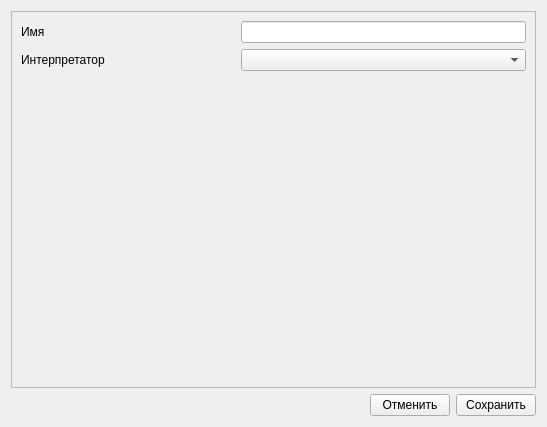
The window that IDE_FRL/IDE_FRL/Project/ProjectEditorWidget.ui (BlackPhantomCoder/IDE_FRL) describes before a commit, drawn with Qt 5.
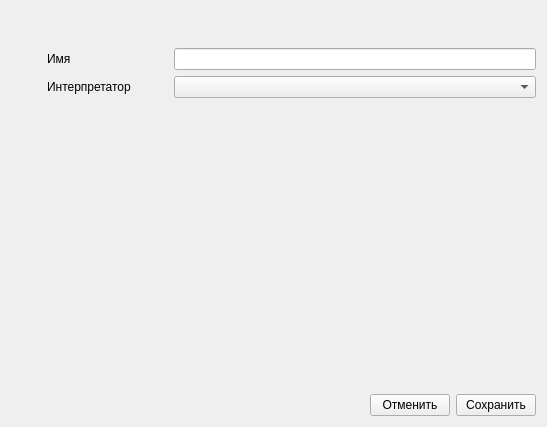
The same window after the commit.

```diff
--- a/IDE_FRL/IDE_FRL/Project/ProjectEditorWidget.ui
+++ b/IDE_FRL/IDE_FRL/Project/ProjectEditorWidget.ui
@@ -16,94 +16,30 @@
   <property name="windowTitle">
    <string>Настройки проекта</string>
   </property>
-  <layout class="QVBoxLayout" name="verticalLayout_2">
+  <layout class="QVBoxLayout" name="verticalLayout" stretch="1,10">
    <item>
-    <widget class="QScrollArea" name="scrollArea">
-     <property name="widgetResizable">
-      <bool>true</bool>
-     </property>
-     <widget class="QWidget" name="scrollAreaWidgetContents">
-      <property name="geometry">
-       <rect>
-        <x>0</x>
-        <y>0</y>
-        <width>523</width>
-        <height>369</height>
-       </rect>
-      </property>
-      <layout class="QVBoxLayout" name="verticalLayout">
-       <item>
-        <layout class="QHBoxLayout" name="horizontalLayout_3" stretch="2,1,4">
-         <item>
-          <widget class="QLabel" name="label">
-           <property name="text">
-            <string>Имя</string>
-           </property>
-          </widget>
-         </item>
-         <item>
-          <spacer name="horizontalSpacer">
+    <spacer name="verticalSpacer_2">
            <property name="orientation">
-            <enum>Qt::Horizontal</enum>
+      <enum>Qt::Vertical</enum>
            </property>
            <property name="sizeHint" stdset="0">
             <size>
-             <width>40</width>
-             <height>20</height>
+       <width>20</width>
+       <height>40</height>
             </size>
            </property>
           </spacer>
          </item>
          <item>
-          <widget class="QLineEdit" name="name_input"/>
-         </item>
-        </layout>
-       </item>
-       <item>
-        <layout class="QHBoxLayout" name="horizontalLayout_2" stretch="2,1,4">
-         <item>
+    <layout class="QGridLayout" name="gridLayout" rowstretch="0,0,0,0" columnstretch="1,1,1,10">
+     <item row="1" column="1">
           <widget class="QLabel" name="label_2">
            <property name="text">
             <string>Интерпретатор</string>
            </property>
           </widget>
          </item>
-         <item>
-          <spacer name="horizontalSpacer_2">
-           <property name="orientation">
-            <enum>Qt::Horizontal</enum>
-           </property>
-           <property name="sizeHint" stdset="0">
-            <size>
-             <width>40</width>
-             <height>20</height>
-            </size>
-           </property>
-          </spacer>
-         </item>
-         <item>
-          <widget class="QComboBox" name="interpretator_input"/>
-         </item>
-        </layout>
-       </item>
-       <item>
-        <spacer name="verticalSpacer">
-         <property name="orientation">
-          <enum>Qt::Vertical</enum>
-         </property>
-         <property name="sizeHint" stdset="0">
-          <size>
-           <width>20</width>
-           <height>40</height>
-          </size>
-         </property>
-        </spacer>
-       </item>
-      </layout>
-     </widget>
-    </widget>
-   </item>
-   <item>
+     <item row="3" column="3">
     <layout class="QHBoxLayout" name="horizontalLayout_4">
      <item>
       <spacer name="horizontalSpacer_3">
@@ -131,6 +67,60 @@
         <string>Сохранить</string>
        </property>
       </widget>
+       </item>
+      </layout>
+     </item>
+     <item row="0" column="3">
+      <widget class="QLineEdit" name="name_input"/>
+     </item>
+     <item row="0" column="1">
+      <widget class="QLabel" name="label">
+       <property name="text">
+        <string>Имя</string>
+       </property>
+      </widget>
+     </item>
+     <item row="1" column="3">
+      <widget class="QComboBox" name="interpretator_input"/>
+     </item>
+     <item row="2" column="3">
+      <spacer name="verticalSpacer">
+       <property name="orientation">
+        <enum>Qt::Vertical</enum>
+       </property>
+       <property name="sizeHint" stdset="0">
+        <size>
+         <width>20</width>
+         <height>40</height>
+        </size>
+       </property>
+      </spacer>
+     </item>
+     <item row="0" column="0">
+      <spacer name="horizontalSpacer">
+       <property name="orientation">
+        <enum>Qt::Horizontal</enum>
+       </property>
+       <property name="sizeHint" stdset="0">
+        <size>
+         <width>40</width>
+         <height>20</height>
+        </size>
+       </property>
+      </spacer>
+     </item>
+     <item row="0" column="2">
+      <spacer name="horizontalSpacer_2">
+       <property name="orientation">
+        <enum>Qt::Horizontal</enum>
+       </property>
+       <property name="sizeHint" stdset="0">
+        <size>
+         <width>40</width>
+         <height>20</height>
+        </size>
+       </property>
+      </spacer>
      </item>
     </layout>
    </item>
```
Lines whose indentation alone changed are shown as unchanged.
